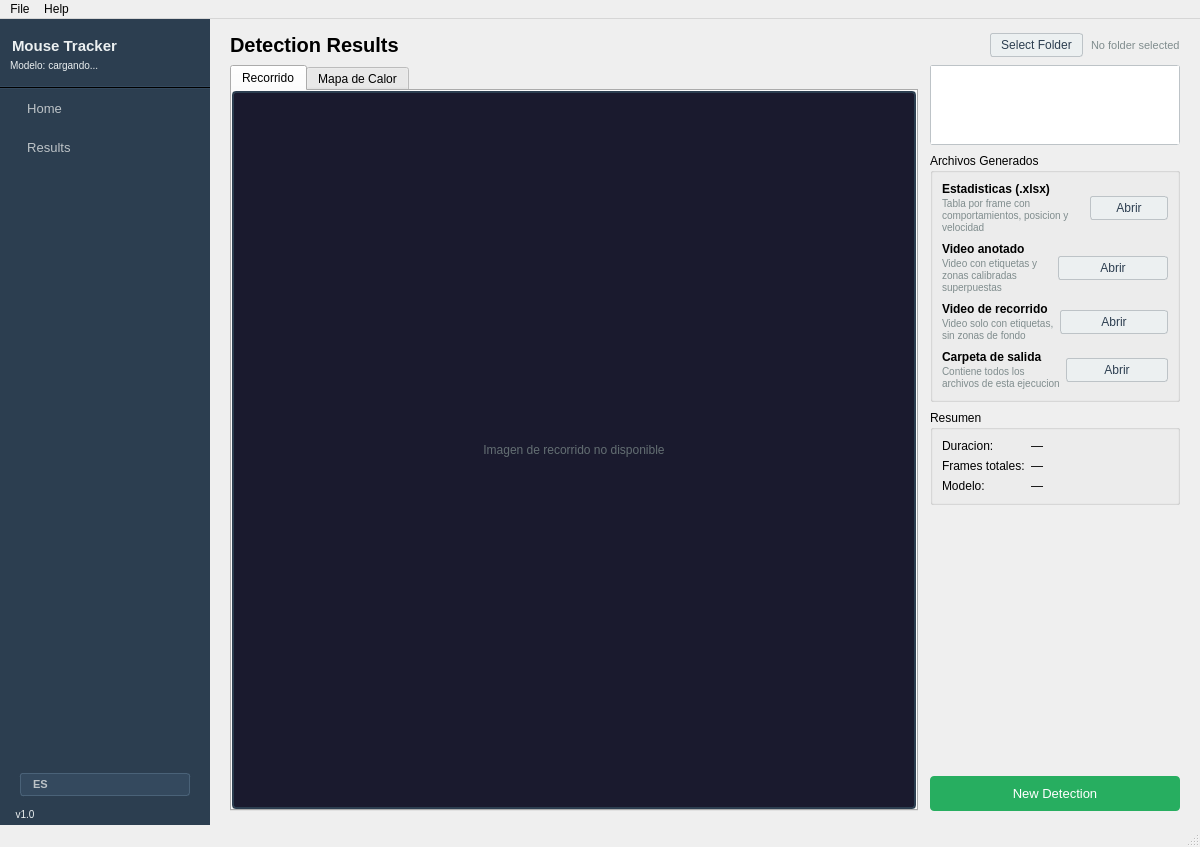
Old version of the form gui/main_window.ui in the repository S4H0ST/Computer-Vision-Mice-Tracking.
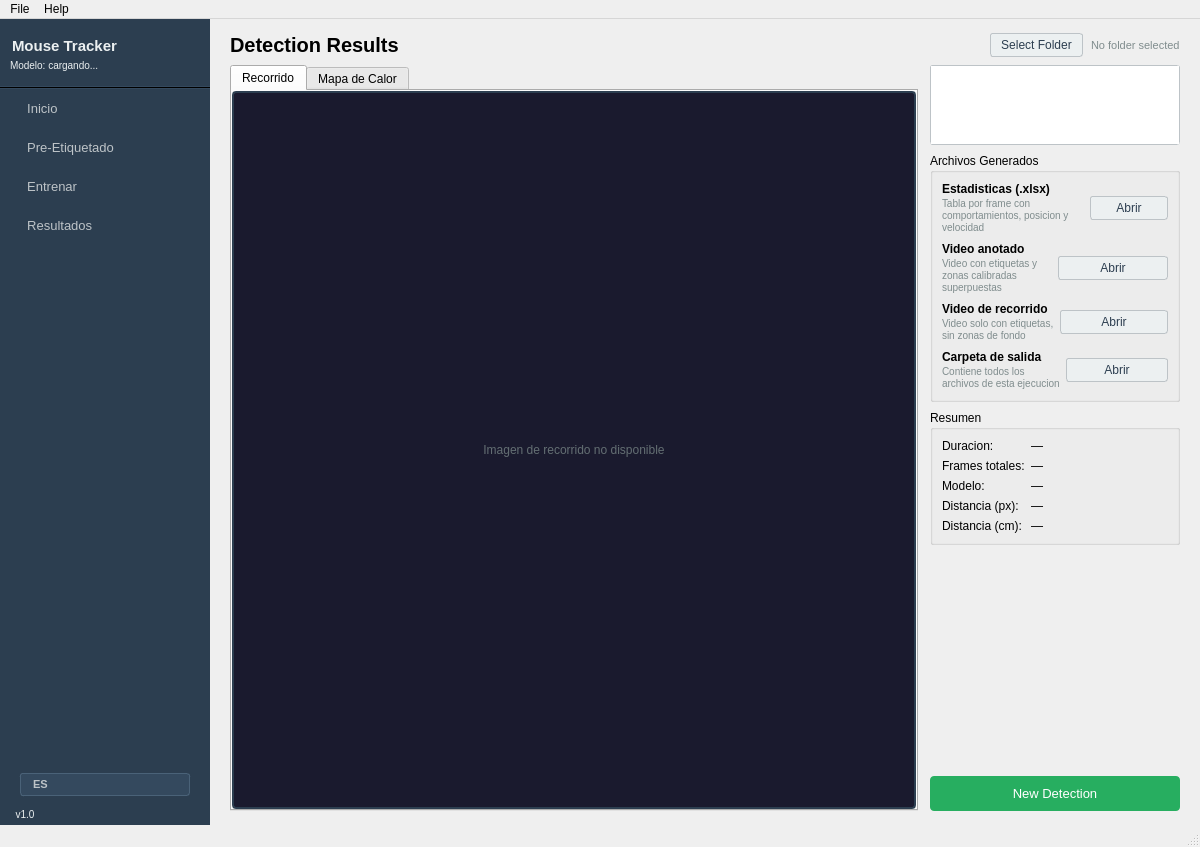
New version of the form. The open tabs and pages were chosen to show the change.

Commit message: zone re-edit buttons, hole handles, legend fix, navigation bug fix, Comparar Grupos wired

What changed in the file:
```diff
--- a/gui/main_window.ui
+++ b/gui/main_window.ui
@@ -264,7 +264,27 @@
        <item>
         <widget class="QPushButton" name="nav_home">
          <property name="text">
-          <string>  Home</string>
+          <string>  Inicio</string>
+         </property>
+         <property name="flat">
+          <bool>true</bool>
+         </property>
+        </widget>
+       </item>
+       <item>
+        <widget class="QPushButton" name="nav_prelabeling">
+         <property name="text">
+          <string>  Pre-Etiquetado</string>
+         </property>
+         <property name="flat">
+          <bool>true</bool>
+         </property>
+        </widget>
+       </item>
+       <item>
+        <widget class="QPushButton" name="nav_train">
+         <property name="text">
+          <string>  Entrenar</string>
          </property>
          <property name="flat">
           <bool>true</bool>
@@ -274,7 +294,7 @@
        <item>
         <widget class="QPushButton" name="nav_results">
          <property name="text">
-          <string>  Results</string>
+          <string>  Resultados</string>
          </property>
          <property name="flat">
           <bool>true</bool>
@@ -1757,6 +1777,34 @@
                  </property>
                 </widget>
                </item>
+               <item row="3" column="0">
+                <widget class="QLabel" name="s_lbl_res_dist_px">
+                 <property name="text">
+                  <string>Distancia (px):</string>
+                 </property>
+                </widget>
+               </item>
+               <item row="3" column="1">
+                <widget class="QLabel" name="lbl_res_dist_px">
+                 <property name="text">
+                  <string>—</string>
+                 </property>
+                </widget>
+               </item>
+               <item row="4" column="0">
+                <widget class="QLabel" name="s_lbl_res_dist_cm">
+                 <property name="text">
+                  <string>Distancia (cm):</string>
+                 </property>
+                </widget>
+               </item>
+               <item row="4" column="1">
+                <widget class="QLabel" name="lbl_res_dist_cm">
+                 <property name="text">
+                  <string>—</string>
+                 </property>
+                </widget>
+               </item>
               </layout>
              </widget>
             </item>
```
Left out of the diff: 55 changed lines with no effect on the pictures. The commit also changes 1 other file.
